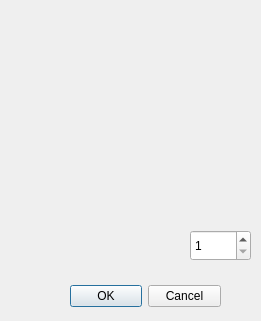
sythenA/SRH2D-TEC-Viewer, file profile/lineStyle.ui: the form before one commit.
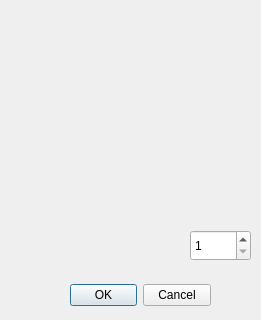
The form after the commit.

Diff of the .ui file:
```diff
--- a/profile/lineStyle.ui
+++ b/profile/lineStyle.ui
@@ -7,9 +7,21 @@
     <x>0</x>
     <y>0</y>
     <width>261</width>
-    <height>321</height>
+    <height>320</height>
    </rect>
   </property>
+  <property name="minimumSize">
+   <size>
+    <width>261</width>
+    <height>320</height>
+   </size>
+  </property>
+  <property name="maximumSize">
+   <size>
+    <width>261</width>
+    <height>320</height>
+   </size>
+  </property>
   <property name="windowTitle">
    <string>Change Line Style</string>
   </property>
@@ -18,8 +30,8 @@
     <rect>
      <x>70</x>
      <y>280</y>
-     <width>151</width>
-     <height>32</height>
+     <width>141</width>
+     <height>31</height>
     </rect>
    </property>
    <property name="orientation">
```
